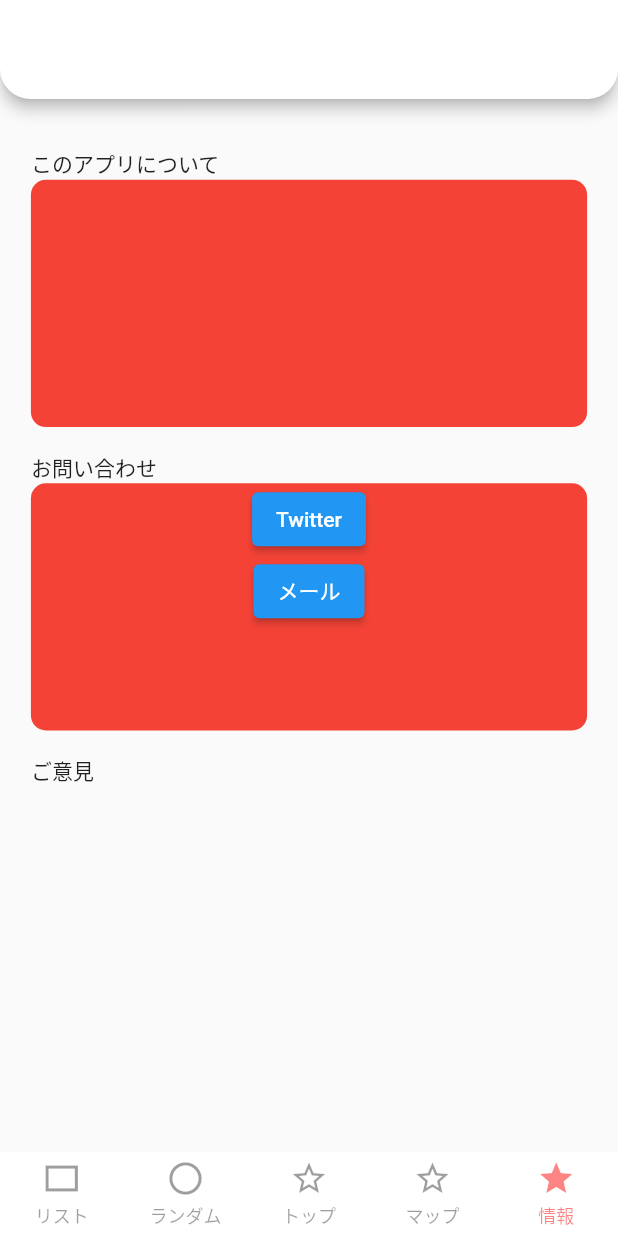
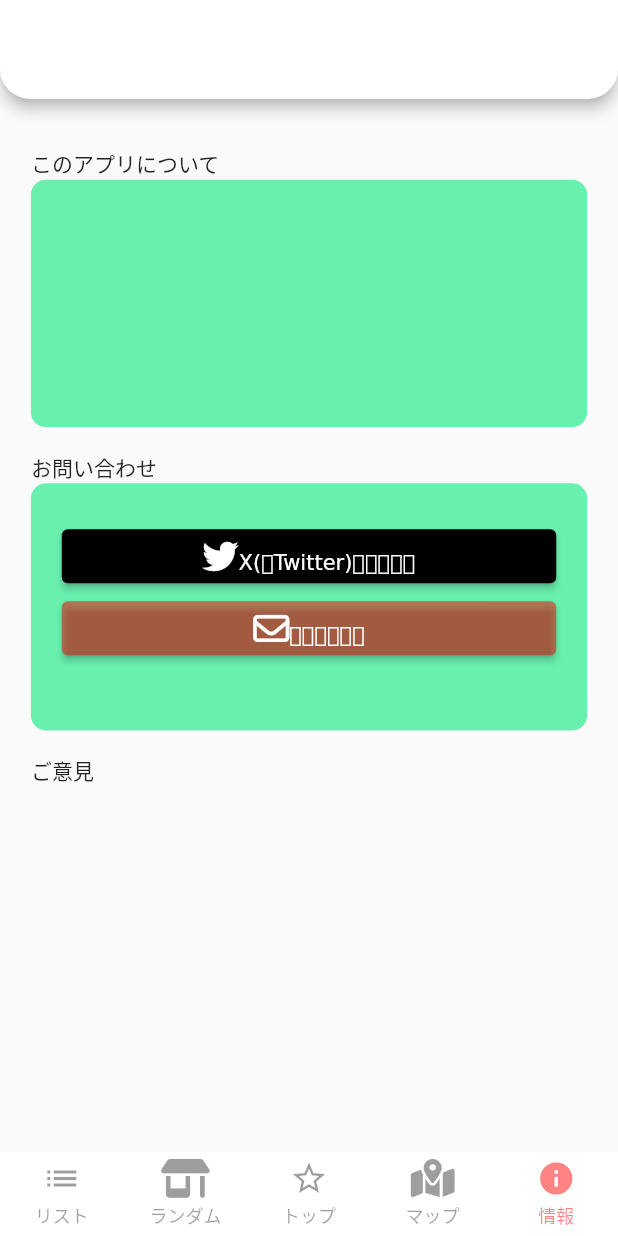
Before and after one commit to tomoki-miso/ishibashiRouletteForWEB, a Flutter app: the screen it shows after launch, item 5 of the bottom bar chosen, on a phone screen of 412 x 824 dp. Run offline on Flutter 3.47's test engine with Material 2 defaults, Android fonts, the phone set to English and light mode, and no system bars; drawn by our look-alikes of persistent_bottom_nav_bar_v2; our stand-ins replace flutter_datetime_picker, font_awesome_flutter; network calls fail.

Commit message:
eighth commit

```diff
--- a/lib/info.dart
+++ b/lib/info.dart
@@ -1,5 +1,6 @@
 import 'package:flutter/material.dart';
 import 'package:url_launcher/url_launcher.dart';
+import 'package:font_awesome_flutter/font_awesome_flutter.dart';
 
 class InfoPage extends StatelessWidget {
   @override
@@ -27,7 +28,7 @@ class InfoPage extends StatelessWidget {
               width: _screenSize.width * 0.9,
               height: _screenSize.height * 0.2,
               decoration: BoxDecoration(
-                color: Colors.red,
+                color: Colors.greenAccent,
                 borderRadius: BorderRadius.circular(10),
               ),
             ),
@@ -36,7 +37,9 @@ class InfoPage extends StatelessWidget {
             Container(
               child: Column(
                 children: [
+                  Padding(padding: EdgeInsets.only(top: _screenSize.height*0.03)),
                   ElevatedButton(
+                    style: ElevatedButton.styleFrom(fixedSize: Size(_screenSize.width*0.8, _screenSize.height*0.01),primary: Colors.black),
                     onPressed: () async {
                       final url = 'https://twitter.com/pochipochitudoi';
                       if (await canLaunch(url)) {
@@ -45,9 +48,20 @@ class InfoPage extends StatelessWidget {
                         throw 'Could not launch $url';
                       }
                     },
-                    child: Text("Twitter"),
+                    child:
+                    RichText(text: TextSpan(
+                      children: [
+                        WidgetSpan(child: FaIcon(
+                          FontAwesomeIcons.twitter,)
+                        ),
+                        TextSpan(
+                          text: "X(旧Twitter)アカウント"
+                        ),
+                      ]
+                    )),
                   ),
                   ElevatedButton(
+                    style: ElevatedButton.styleFrom(fixedSize: Size(_screenSize.width*0.8, _screenSize.height*0.01),primary: Color.fromARGB(124, 252, 0, 0)),
                     onPressed: () async {
                       final String emailAddress = 'pochipochi.tudoi@gmail.com';
                       final String subject = 'お問い合わせ'; // 任意の件名を指定
@@ -61,14 +75,23 @@ class InfoPage extends StatelessWidget {
                       }
                     },
                     //メールは実機検証が必要　のむら
-                    child: Text("メール"),
+                    child: RichText(text: TextSpan(
+                      children: [
+                        WidgetSpan(child: FaIcon(
+                          FontAwesomeIcons.envelope,)
+                        ),
+                        TextSpan(
+                          text: "メールを送信"
+                        ),
+                      ]
+                    )),
                   ),
                 ],
               ),
               width: _screenSize.width * 0.9,
               height: _screenSize.height * 0.2,
               decoration: BoxDecoration(
-                color: Colors.red,
+                color: Colors.greenAccent,
                 borderRadius: BorderRadius.circular(10),
               ),
             ),
--- a/lib/list.dart
+++ b/lib/list.dart
@@ -10,6 +10,9 @@ class ListPage extends StatelessWidget {
       appBar: PreferredSize(
         preferredSize: Size.fromHeight(_screenSize.height * 0.08),
         child: AppBar(
+          iconTheme: IconThemeData(
+          color: Colors.greenAccent
+          ),
           backgroundColor: Colors.white,
           shape: RoundedRectangleBorder(
             borderRadius: BorderRadius.only(
--- a/lib/main.dart
+++ b/lib/main.dart
@@ -34,7 +34,7 @@ class BasePage extends StatelessWidget {
   @override
   Widget build(BuildContext context) {
     final pages = [
-       ListPage(),
+      ListPage(),
       RandomPage(),
       TopPage(),
       MapPage(),
@@ -49,28 +49,26 @@ class BasePage extends StatelessWidget {
         items: [
           PersistentBottomNavBarItem(
             icon: const Icon(
-              Icons.rectangle,
+              Icons.list,
             ),
             inactiveIcon: const Icon(
-              Icons.rectangle_outlined,
+              Icons.list,
             ),
             title: 'リスト',
-            activeColorPrimary: Color.fromARGB(124, 252, 0,0),
+            activeColorPrimary: Color.fromARGB(124, 252, 0, 0),
             inactiveColorPrimary: Theme.of(context).disabledColor,
           ),
-
           PersistentBottomNavBarItem(
-            icon: const Icon(
-              Icons.circle,
+            icon: const FaIcon(
+              FontAwesomeIcons.shop,
             ),
-            inactiveIcon: const Icon(
-              Icons.circle_outlined,
+            inactiveIcon: const FaIcon(
+              FontAwesomeIcons.shop,
             ),
             title: 'ランダム',
-            activeColorPrimary: Color.fromARGB(124, 252, 0,0),
+           activeColorPrimary: Color.fromARGB(124, 252, 0, 0),
             inactiveColorPrimary: Theme.of(context).disabledColor,
           ),
-
           PersistentBottomNavBarItem(
             icon: const Icon(
               Icons.star,
@@ -80,33 +78,28 @@ class BasePage extends StatelessWidget {
               Icons.star_border,
             ),
             title: 'トップ',
-            activeColorPrimary: Color.fromARGB(124, 252, 0,0),
+              activeColorPrimary: Color.fromARGB(124, 252, 0, 0),
             inactiveColorPrimary: Theme.of(context).disabledColor,
           ),
-
+          PersistentBottomNavBarItem(
+            icon: const FaIcon(FontAwesomeIcons.mapLocationDot),
+            inactiveIcon: const FaIcon(
+                // text snippet, article, description, restaurant
+                FontAwesomeIcons.mapLocationDot),
+            title: 'マップ',
+            activeColorPrimary: Color.fromARGB(124, 252, 0, 0),
+            inactiveColorPrimary: Theme.of(context).disabledColor,
+          ),
           PersistentBottomNavBarItem(
             icon: const Icon(
-              Icons.star,
+              Icons.info,
             ),
             inactiveIcon: const Icon(
               // text snippet, article, description, restaurant
-              Icons.star_border,
-            ),
-            title: 'マップ',
-            activeColorPrimary: Color.fromARGB(124, 252, 0,0),
-            inactiveColorPrimary: Theme.of(context).disabledColor,
-          ),
-
-          PersistentBottomNavBarItem(
-            icon: const Icon(
-              Icons.star,
-            ),
-            inactiveIcon: const Icon(
-              // text snippet, article, description, restaurant
-              Icons.star_border,
+              Icons.info,
             ),
             title: '情報',
-            activeColorPrimary: Color.fromARGB(124, 252, 0,0),
+            activeColorPrimary: Color.fromARGB(124, 252, 0, 0),
             inactiveColorPrimary: Theme.of(context).disabledColor,
           ),
         ],
--- a/lib/map.dart
+++ b/lib/map.dart
@@ -11,6 +11,9 @@ class MapPage extends StatelessWidget {
       appBar: PreferredSize(
         preferredSize: Size.fromHeight(_screenSize.height*0.08),
         child: AppBar(
+           iconTheme: IconThemeData(
+          color: Colors.greenAccent
+          ),
           backgroundColor: Colors.white,
           shape: RoundedRectangleBorder(
             borderRadius: BorderRadius.only(bottomLeft: Radius.circular(20), bottomRight: Radius.circular(20)),
--- a/lib/random.dart
+++ b/lib/random.dart
@@ -16,6 +16,9 @@ class RandomPage extends StatelessWidget {
       appBar: PreferredSize(
         preferredSize: Size.fromHeight(_screenSize.height * 0.08),
         child: AppBar(
+          iconTheme: IconThemeData(
+          color: Colors.greenAccent
+          ),
           backgroundColor: Colors.white,
           shape: RoundedRectangleBorder(
             borderRadius: BorderRadius.only(
--- a/lib/search.dart
+++ b/lib/search.dart
@@ -60,6 +60,9 @@ class _SearchPageState extends State<SearchPage> {
       appBar: PreferredSize(
         preferredSize: Size.fromHeight(_screenSize.height * 0.08),
         child: AppBar(
+          iconTheme: IconThemeData(
+          color: Colors.greenAccent
+          ),
           backgroundColor: Colors.white,
           shape: RoundedRectangleBorder(
             borderRadius: BorderRadius.only(
```
